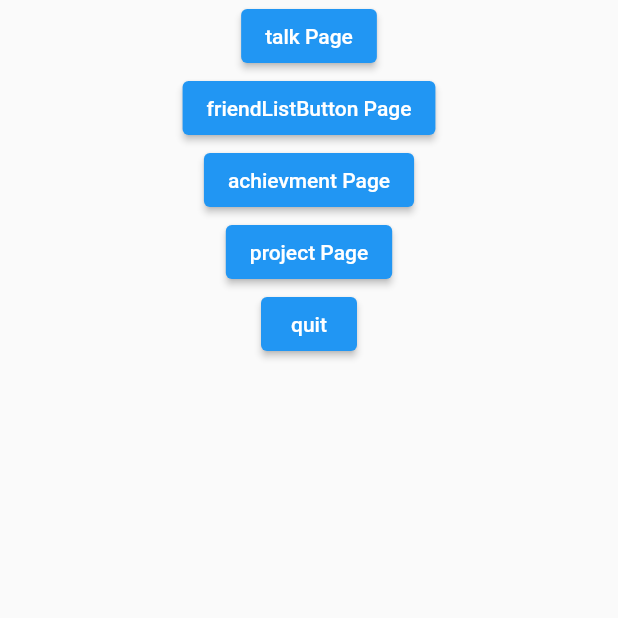
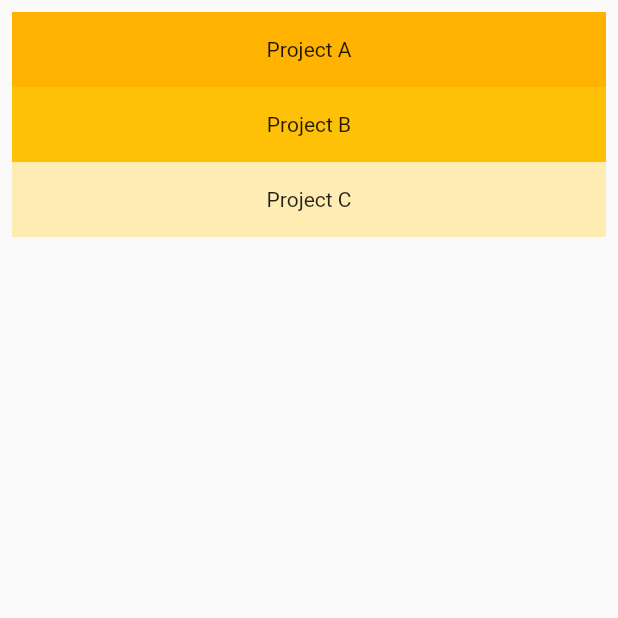
Before and after one commit to mingdewu/flutterStart, a Flutter app: the projectPage screen opened directly, on a phone screen of 412 x 824 dp, the top half of it. Run offline on Flutter 3.47's test engine with Material 2 defaults, Android fonts, the phone set to English and light mode, and no system bars; our stand-ins replace firebase_auth, firebase_core, flutter_redux, google_fonts, google_sign_in, graphql and 2 more; missing offline and left inert: extension_google_sign_in_as_googleapis_auth, googleapis, textfield_search, window_size; accounts and stored records are empty.

Commit message:
Update project.dart

```diff
--- a/LifeLine/lib/project.dart
+++ b/LifeLine/lib/project.dart
@@ -9,13 +9,24 @@ class projectPage extends StatelessWidget {
   Widget build(BuildContext context) {
     return Scaffold(
       body: Center(
-        child: Column(
-          children: [
-            talkButton(context),
-            friendListButton(context),
-            achievementButton(context),
-            projectButton(context),
-            quitButton(context),
+        child: ListView(
+          padding: const EdgeInsets.all(8),
+          children: <Widget>[
+            Container(
+              height: 50,
+              color: Colors.amber[600],
+              child: const Center(child: Text('Project A')),
+            ),
+            Container(
+              height: 50,
+              color: Colors.amber[500],
+              child: const Center(child: Text('Project B')),
+            ),
+            Container(
+              height: 50,
+              color: Colors.amber[100],
+              child: const Center(child: Text('Project C')),
+            ),
           ],
         )
       ),
```
